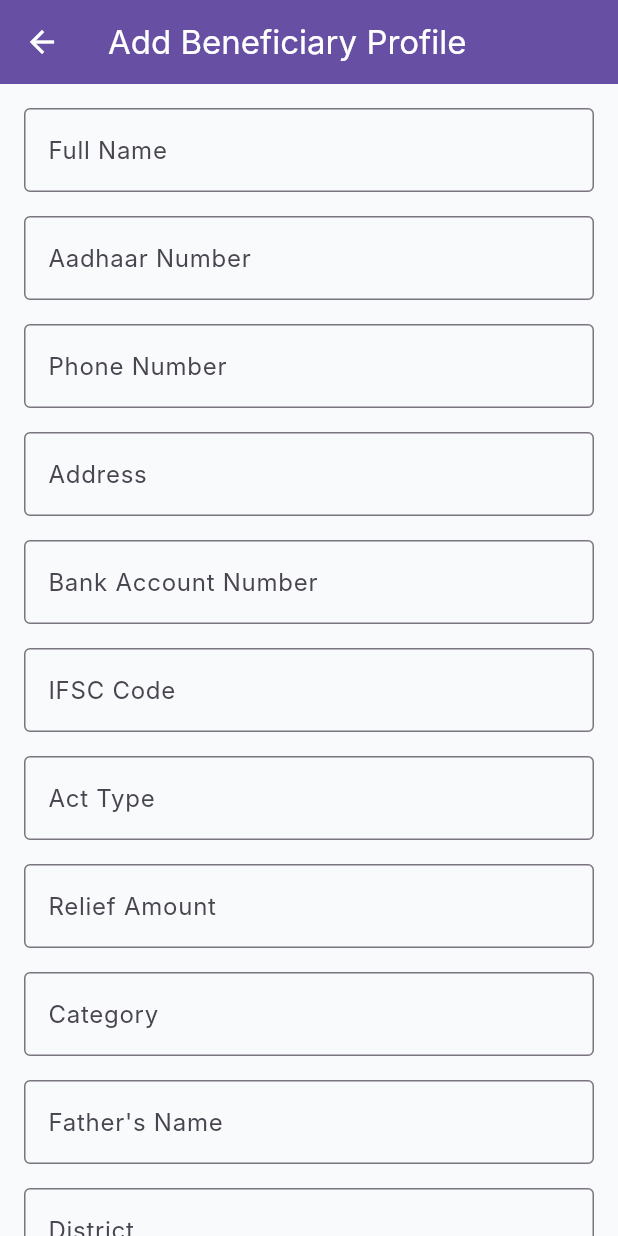
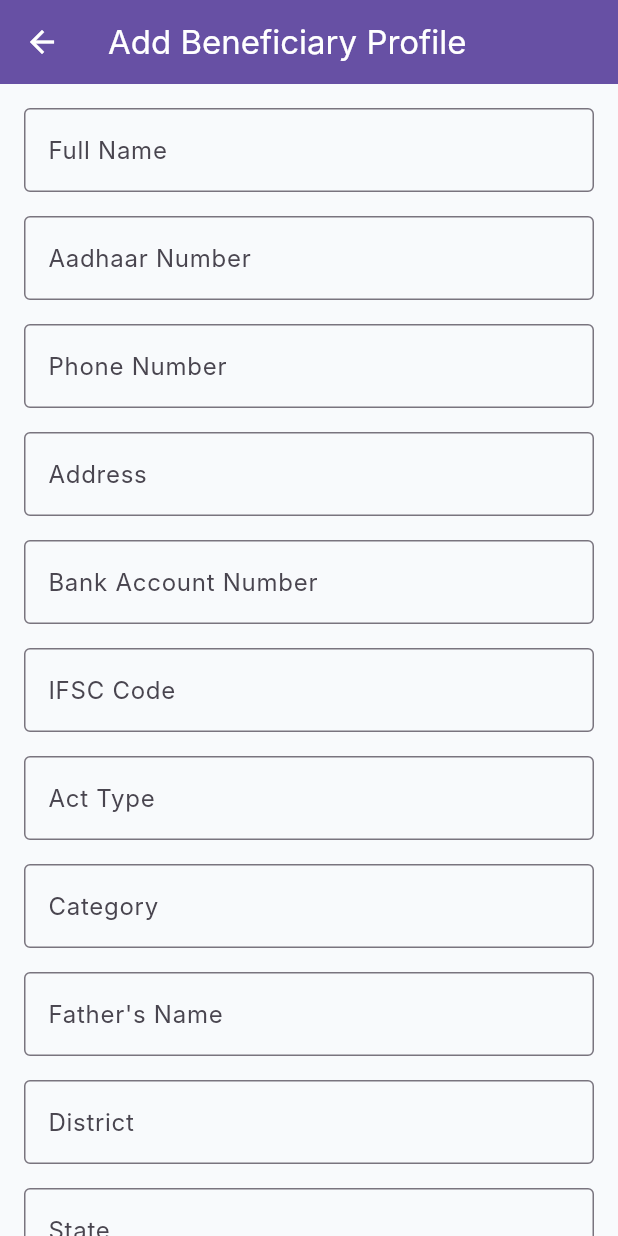
Before and after one commit to Anish-2005/Nyantra, a Flutter app: the BeneficiaryFormPage screen opened directly, on a phone screen of 412 x 824 dp. Run offline on Flutter 3.47's test engine with Material 3 defaults, Android fonts, the phone set to English and light mode, and no system bars; our stand-ins replace cloud_firestore, connectivity_plus, firebase_auth, firebase_core, flutter_animate, google_sign_in and 3 more; accounts and stored records are empty; Roboto replaces fonts that are missing (Inter).

Commit message:
benf page fixed

```diff
--- a/Nyantra-Mobile/lib/src/features/dashboard/screens/beneficiary_form_page.dart
+++ b/Nyantra-Mobile/lib/src/features/dashboard/screens/beneficiary_form_page.dart
@@ -18,7 +18,6 @@ class _BeneficiaryFormPageState extends State<BeneficiaryFormPage> {
   late TextEditingController _phoneCtrl;
   late TextEditingController _addressCtrl;
   late TextEditingController _actTypeCtrl;
-  late TextEditingController _reliefAmountCtrl;
   late TextEditingController _categoryCtrl;
   late TextEditingController _fatherNameCtrl;
   late TextEditingController _districtCtrl;
@@ -39,7 +38,6 @@ class _BeneficiaryFormPageState extends State<BeneficiaryFormPage> {
     _phoneCtrl = TextEditingController();
     _addressCtrl = TextEditingController();
     _actTypeCtrl = TextEditingController();
-    _reliefAmountCtrl = TextEditingController();
     _categoryCtrl = TextEditingController();
     _fatherNameCtrl = TextEditingController();
     _districtCtrl = TextEditingController();
@@ -59,7 +57,6 @@ class _BeneficiaryFormPageState extends State<BeneficiaryFormPage> {
     _phoneCtrl.dispose();
     _addressCtrl.dispose();
     _actTypeCtrl.dispose();
-    _reliefAmountCtrl.dispose();
     _categoryCtrl.dispose();
     _fatherNameCtrl.dispose();
     _districtCtrl.dispose();
@@ -225,15 +222,6 @@ class _BeneficiaryFormPageState extends State<BeneficiaryFormPage> {
             ),
             const SizedBox(height: 16),
             TextFormField(
-              controller: _reliefAmountCtrl,
-              decoration: const InputDecoration(
-                labelText: 'Relief Amount',
-                border: OutlineInputBorder(),
-              ),
-              keyboardType: TextInputType.number,
-            ),
-            const SizedBox(height: 16),
-            TextFormField(
               controller: _categoryCtrl,
               decoration: const InputDecoration(
                 labelText: 'Category',
--- a/Nyantra-Mobile/lib/src/features/dashboard/widgets/beneficiaries_page.dart
+++ b/Nyantra-Mobile/lib/src/features/dashboard/widgets/beneficiaries_page.dart
@@ -593,6 +593,8 @@ class _BeneficiariesPageState extends State<BeneficiariesPage> {
 
                                         const SizedBox(height: 12),
 
+                                        const SizedBox(height: 12),
+
                                         Row(
                                           children: [
                                             Expanded(
```
Also changed, not shown: Nyantra-Mobile/lib/src/features/dashboard/screens/beneficiary_edit_page.dart (+7 -0 lines), Nyantra-Mobile/assets/translations/en.json, Nyantra-Mobile/assets/translations/hi.json.
